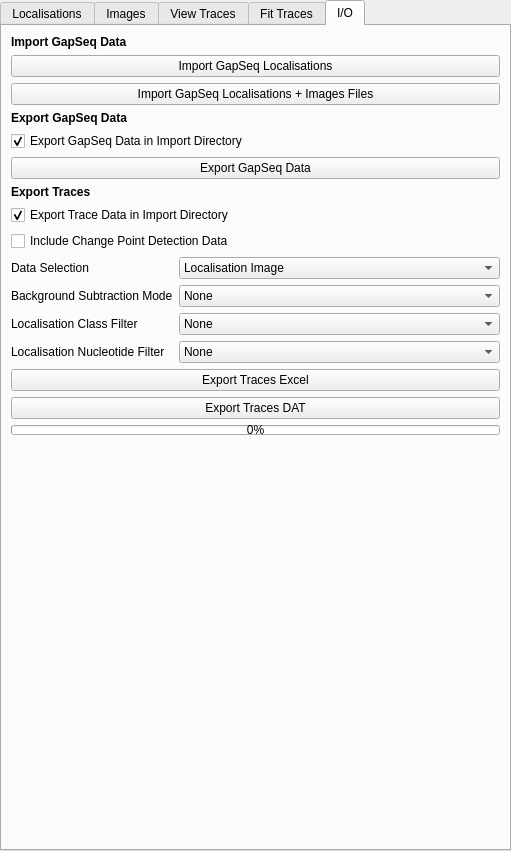
Old version of the form src/napari_gapseq/gapseq_ui.ui in the repository piedrro/napari-GapSeq.
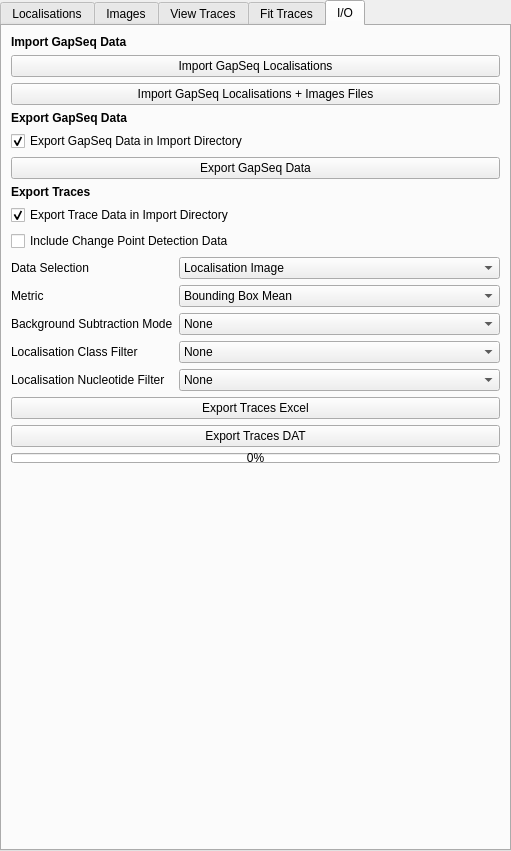
New version of the form. The open tabs and pages were chosen to show the change.

Commit message: working export traces

What changed in the file:
```diff
--- a/src/napari_gapseq/gapseq_ui.ui
+++ b/src/napari_gapseq/gapseq_ui.ui
@@ -1776,14 +1776,14 @@
     </item>
     <item>
      <layout class="QFormLayout" name="formLayout_3">
-      <item row="2" column="0">
+      <item row="3" column="0">
        <widget class="QLabel" name="label_21">
         <property name="text">
          <string>Localisation Class Filter</string>
         </property>
        </widget>
       </item>
-      <item row="2" column="1">
+      <item row="3" column="1">
        <widget class="QComboBox" name="traces_class_filter">
         <item>
          <property name="text">
@@ -1863,7 +1863,7 @@
         </property>
        </widget>
       </item>
-      <item row="3" column="1">
+      <item row="4" column="1">
        <widget class="QComboBox" name="traces_nucleotide_filter">
         <item>
          <property name="text">
@@ -1892,21 +1892,21 @@
         </item>
        </widget>
       </item>
-      <item row="3" column="0">
+      <item row="4" column="0">
        <widget class="QLabel" name="label_31">
         <property name="text">
          <string>Localisation Nucleotide Filter</string>
         </property>
        </widget>
       </item>
-      <item row="1" column="0">
+      <item row="2" column="0">
        <widget class="QLabel" name="label_32">
         <property name="text">
          <string>Background Subtraction Mode</string>
         </property>
        </widget>
       </item>
-      <item row="1" column="1">
+      <item row="2" column="1">
        <widget class="QComboBox" name="traces_background_mode">
         <item>
          <property name="text">
@@ -1925,6 +1925,42 @@
         </item>
        </widget>
       </item>
+      <item row="1" column="1">
+       <widget class="QComboBox" name="traces_data_metric">
+        <item>
+         <property name="text">
+          <string>Bounding Box Mean</string>
+         </property>
+        </item>
+        <item>
+         <property name="text">
+          <string>Bouding Box Standard Deviation</string>
+         </property>
+        </item>
+        <item>
+         <property name="text">
+          <string>Bounding Box Range</string>
+         </property>
+        </item>
+        <item>
+         <property name="text">
+          <string>Gaussian Height</string>
+         </property>
+        </item>
+        <item>
+         <property name="text">
+          <string>Gaussain Width</string>
+         </property>
+        </item>
+       </widget>
+      </item>
+      <item row="1" column="0">
+       <widget class="QLabel" name="label_45">
+        <property name="text">
+         <string>Metric</string>
+        </property>
+       </widget>
+      </item>
      </layout>
     </item>
     <item>
```
Left out of the diff: 42 changed lines with no effect on the pictures. The commit also changes 2 other files.
